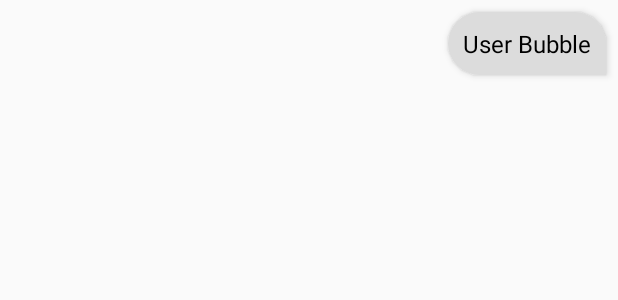
After one commit to deadgrudge1/GenericRestaurant, an Android app: the layout me_bubble.xml on its own in the app's theme, with its tools: preview values and no code run, on a phone screen of 412 x 824 dp. The commit adds this screen. Shown: the top 300 px of the screen. Run offline under Robolectric (Android 15) with nearby library versions, the phone set to English and light mode, and no system bars; network calls fail.

Commit message:
Chatbot UI integrated. Verify working.

```diff
--- a/app/src/main/java/com/example/genericrestaurant/fragment_menu.java
+++ b/app/src/main/java/com/example/genericrestaurant/fragment_menu.java
@@ -174,7 +174,7 @@ public class fragment_menu extends Fragment
 
             //try {
         stringRequest.setRetryPolicy(new DefaultRetryPolicy(
-                1000,
+                100,
                 DefaultRetryPolicy.DEFAULT_MAX_RETRIES,
                 DefaultRetryPolicy.DEFAULT_BACKOFF_MULT));
                 //adding our stringrequest to queue
--- /dev/null
+++ b/app/src/main/res/drawable/me_bubble_chatbot.xml
@@ -0,0 +1,17 @@
+<?xml version="1.0" encoding="utf-8"?>
+<shape xmlns:android="http://schemas.android.com/apk/res/android">
+
+    <corners
+        android:topLeftRadius="25dp"
+        android:topRightRadius="25dp"
+        android:bottomLeftRadius="25dp"
+        />
+
+    <gradient
+
+        android:startColor="#DCDCDC"
+        android:endColor="#DCDCDC"
+
+        />
+
+</shape>
--- /dev/null
+++ b/app/src/main/res/layout/me_bubble.xml
@@ -0,0 +1,23 @@
+<?xml version="1.0" encoding="utf-8"?>
+<RelativeLayout
+    xmlns:android="http://schemas.android.com/apk/res/android"
+    android:layout_width="match_parent"
+    android:layout_height="match_parent"
+
+    >
+
+    <TextView
+        android:id="@+id/user_bubble"
+        android:layout_width="wrap_content"
+        android:layout_height="wrap_content"
+        android:layout_margin="8dp"
+        android:padding="10dp"
+        android:textSize="16dp"
+        android:text="User Bubble"
+        android:background="@drawable/me_bubble_chatbot"
+        android:textColor="#000000"
+        android:elevation="3dp"
+        android:layout_alignParentRight="true"
+        />
+
+</RelativeLayout>
```
Also changed, not shown: app/src/main/java/com/example/genericrestaurant/DatabaseHelper.java (+24 -4 lines), app/src/main/java/com/example/genericrestaurant/MessageAdapter.java (added, +61 -0 lines), app/src/main/java/com/example/genericrestaurant/ResponseMessage.java (added, +28 -0 lines), app/src/main/java/com/example/genericrestaurant/fragment_speak.java (+19 -34 lines), app/src/main/res/drawable/bot_bubble_chatbot.xml (added, +17 -0 lines), app/src/main/res/layout/bot_bubble.xml (added, +21 -0 lines), app/src/main/res/layout/fragment_mic.xml (+7 -7 lines).
